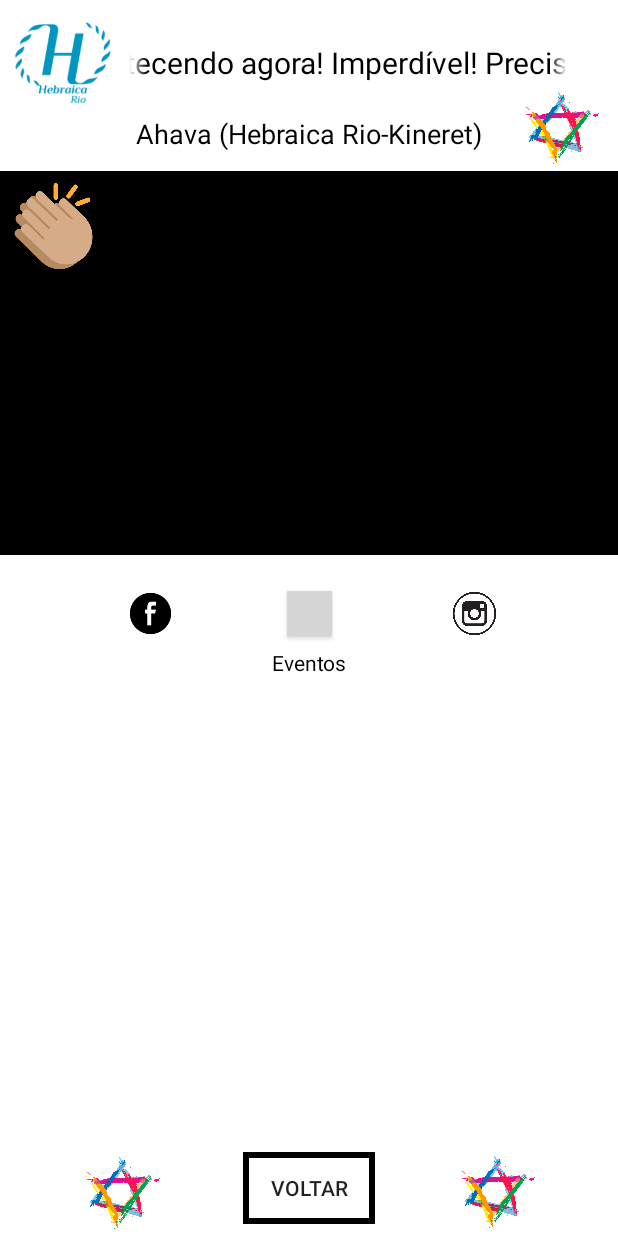
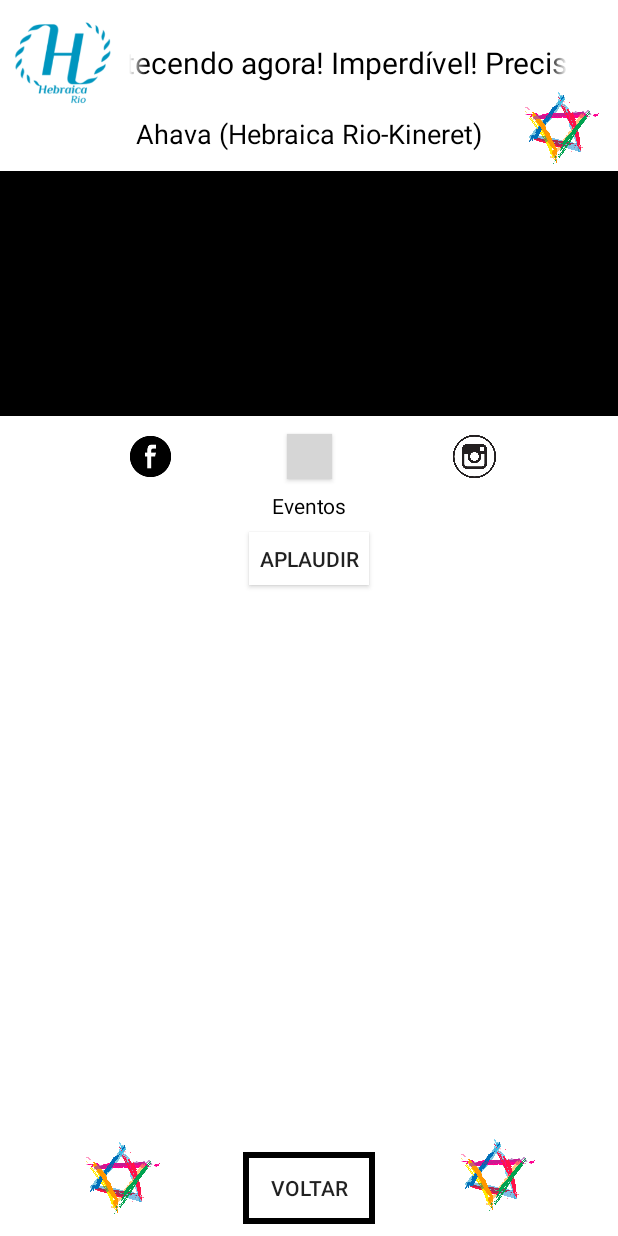
Before and after one commit to IKuuhakuI/festival-hebraica-2019, an Android app: the layout activity_lehakot.xml on its own in the app's theme, with its tools: preview values and no code run, on a phone screen of 412 x 824 dp. Run offline under Robolectric (Android 15) with nearby library versions, the phone set to English and light mode, and no system bars; grey boxes are pictures that could not be loaded.

Commit message:
Altera o design do Kapaim

```diff
--- a/projeto_danca_android/app/src/main/res/layout/activity_lehakot.xml
+++ b/projeto_danca_android/app/src/main/res/layout/activity_lehakot.xml
@@ -48,13 +48,11 @@
     <ImageView
         android:id="@+id/imagemFundoId"
         android:layout_width="0dp"
-        android:layout_height="256dp"
-        android:layout_marginBottom="24dp"
+        android:layout_height="163dp"
         android:layout_marginTop="12dp"
+        android:layout_marginBottom="12dp"
         app:layout_constraintBottom_toTopOf="@+id/btnFacebookId"
         app:layout_constraintEnd_toEndOf="parent"
-        app:layout_constraintHorizontal_bias="1.0"
-        app:layout_constraintStart_toEndOf="@+id/guideline2"
         app:layout_constraintStart_toStartOf="parent"
         app:layout_constraintTop_toBottomOf="@+id/grupoId"
         app:srcCompat="@color/Black" />
@@ -109,7 +107,7 @@
 
         android:layout_width="30dp"
         android:layout_height="30dp"
-        android:layout_marginTop="24dp"
+        android:layout_marginTop="12dp"
         android:layout_marginEnd="76dp"
         android:background="@drawable/facebook_icon"
         app:layout_constraintEnd_toStartOf="@+id/btnInternetId"
@@ -121,7 +119,7 @@
         android:layout_width="30dp"
         android:layout_height="30dp"
         android:layout_marginStart="80dp"
-        android:layout_marginTop="24dp"
+        android:layout_marginTop="12dp"
         android:background="@drawable/instagram_icon"
         app:layout_constraintStart_toEndOf="@+id/btnInternetId"
         app:layout_constraintTop_toBottomOf="@+id/imagemFundoId" />
@@ -131,7 +129,7 @@
 
         android:layout_width="30dp"
         android:layout_height="30dp"
-        android:layout_marginTop="24dp"
+        android:layout_marginTop="12dp"
         android:background="@drawable/internet_icon"
         app:layout_constraintEnd_toEndOf="parent"
         app:layout_constraintStart_toStartOf="parent"
@@ -153,23 +151,27 @@
         android:layout_width="0dp"
         android:layout_height="0dp"
         android:layout_marginStart="7dp"
-        android:layout_marginTop="4dp"
+        android:layout_marginTop="8dp"
         android:layout_marginEnd="8dp"
-        android:layout_marginBottom="4dp"
+        android:layout_marginBottom="24dp"
         app:layout_constraintBottom_toTopOf="@+id/btnVoltarLeakotExemploId"
+        app:layout_constraintEnd_toEndOf="parent"
+        app:layout_constraintHorizontal_bias="1.0"
+        app:layout_constraintStart_toStartOf="parent"
+        app:layout_constraintTop_toBottomOf="@+id/btnVotarBetarId" />
+
+    <Button
+        android:id="@+id/btnVotarBetarId"
+        android:layout_width="80dp"
+        android:layout_height="35dp"
+        android:layout_marginStart="178dp"
+        android:layout_marginTop="8dp"
+        android:layout_marginEnd="178dp"
+        android:background="@color/White"
+        android:text="Aplaudir"
         app:layout_constraintEnd_toEndOf="parent"
         app:layout_constraintStart_toStartOf="parent"
         app:layout_constraintTop_toBottomOf="@+id/textView3" />
-
-    <Button
-        android:id="@+id/btnVotarBetarId"
-        android:layout_width="55dp"
-        android:layout_height="58dp"
-        android:layout_marginStart="8dp"
-        android:layout_marginTop="8dp"
-        android:background="@drawable/palmas"
-        app:layout_constraintStart_toStartOf="parent"
-        app:layout_constraintTop_toTopOf="@+id/imagemFundoId" />
 
     <TextView
         android:id="@+id/grupoId"
--- a/projeto_danca_android/app/src/main/res/values/colors.xml
+++ b/projeto_danca_android/app/src/main/res/values/colors.xml
@@ -4,5 +4,5 @@
     <color name="colorPrimaryDark">#303F9F</color>
     <color name="colorAccent">#FF4081</color>
     <color name ="Black">#000000</color>
-    <color name ="White">#ffffff</color>
+    <color name ="White">#FFFFFF</color>
 </resources>
```
Also changed, not shown: projeto_danca_android/app/src/main/java/com/ort/luiz/projeto_danca/PedidoActivity.java (+11 -0 lines), projeto_danca_android/app/src/main/res/layout/activity_pedido.xml (+10 -0 lines).
